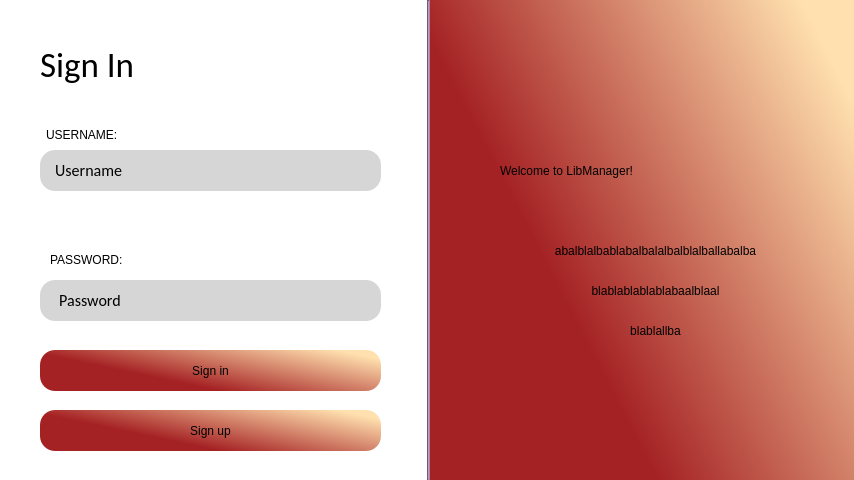
First picture: the form in LibManager/LibManager/authscreen.ui, repository SinaErdem/OOP_Group11, before the edit.
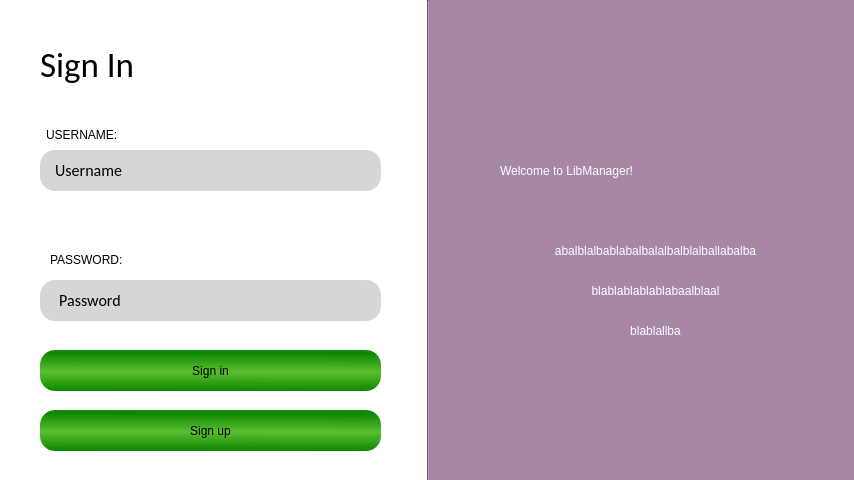
Second picture: the form after the edit. Icons and pictures are not drawn.

What changed in the file:
```diff
--- a/LibManager/LibManager/authscreen.ui
+++ b/LibManager/LibManager/authscreen.ui
@@ -187,7 +187,11 @@
 	color: black;
 	
 	font: 300 10pt &quot;Calibri&quot;;
-	background-color: qlineargradient(spread:pad, x1:0.23, y1:0.477273, x2:0.915, y2:0.0800455, stop:0 rgba(165, 34, 36, 255), stop:1 rgba(255, 224, 174, 255));
+		
+	background-color: qlineargradient(spread:reflect, x1:0.484, y1:0.534091, x2:0.479, y2:1, stop:0 rgba(90, 191, 47, 255), stop:1 rgba(13, 134, 0, 255));
+}
+QPushButton:hover {
+	background-color: rgb(136, 202, 129);
 }</string>
     </property>
     <property name="text">
@@ -197,8 +201,8 @@
    <widget class="QLabel" name="LibManager_logo">
     <property name="geometry">
      <rect>
-      <x>460</x>
-      <y>60</y>
+      <x>470</x>
+      <y>50</y>
       <width>349</width>
       <height>79</height>
      </rect>
@@ -222,6 +226,7 @@
     </property>
     <property name="styleSheet">
      <string notr="true">font: 18pt &quot;Calibri&quot;;
+color:white;
 background-color:transparent;</string>
     </property>
     <property name="text">
@@ -238,7 +243,8 @@
      </rect>
     </property>
     <property name="styleSheet">
-     <string notr="true">background-color:transparent;</string>
+     <string notr="true">background-color:transparent;
+color:white;</string>
     </property>
     <property name="text">
      <string>abalblalbablabalbalalbalblalballabalba</string>
@@ -257,7 +263,8 @@
      </rect>
     </property>
     <property name="styleSheet">
-     <string notr="true">background-color:transparent;</string>
+     <string notr="true">background-color:transparent;
+color: white;</string>
     </property>
     <property name="text">
      <string>blablablablablabaalblaal</string>
@@ -276,7 +283,8 @@
      </rect>
     </property>
     <property name="styleSheet">
-     <string notr="true">background-color:transparent;</string>
+     <string notr="true">background-color:transparent;
+color:white;</string>
     </property>
     <property name="text">
      <string>blablallba</string>
@@ -295,7 +303,7 @@
      </rect>
     </property>
     <property name="styleSheet">
-     <string notr="true">background-color: qlineargradient(spread:pad, x1:0.23, y1:0.477273, x2:0.915, y2:0.0800455, stop:0 rgba(165, 34, 36, 255), stop:1 rgba(255, 224, 174, 255));</string>
+     <string notr="true">background-image:url(C:/LibManager/LibManager/LBResources/authScreen_imageV2.png)</string>
     </property>
     <property name="text">
      <string/>
@@ -316,7 +324,12 @@
 	color: black;
 	
 	font: 300 10pt &quot;Calibri&quot;;
-	background-color: qlineargradient(spread:pad, x1:0.23, y1:0.477273, x2:0.915, y2:0.0800455, stop:0 rgba(165, 34, 36, 255), stop:1 rgba(255, 224, 174, 255));
+		
+	background-color: qlineargradient(spread:reflect, x1:0.484, y1:0.534091, x2:0.479, y2:1, stop:0 rgba(90, 191, 47, 255), stop:1 rgba(13, 134, 0, 255));
+}
+
+QPushButton:hover {
+	background-color: rgb(136, 202, 129);
 }</string>
     </property>
     <property name="text">
```
Left out of the diff: 2 changed lines with no effect on the pictures.
